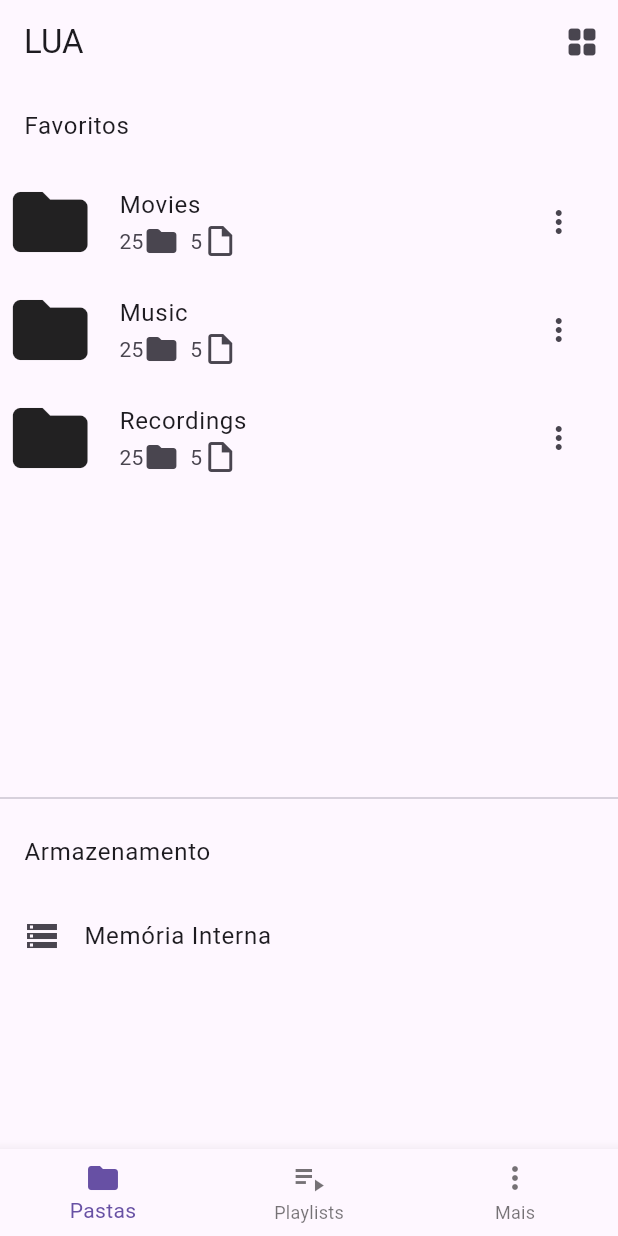
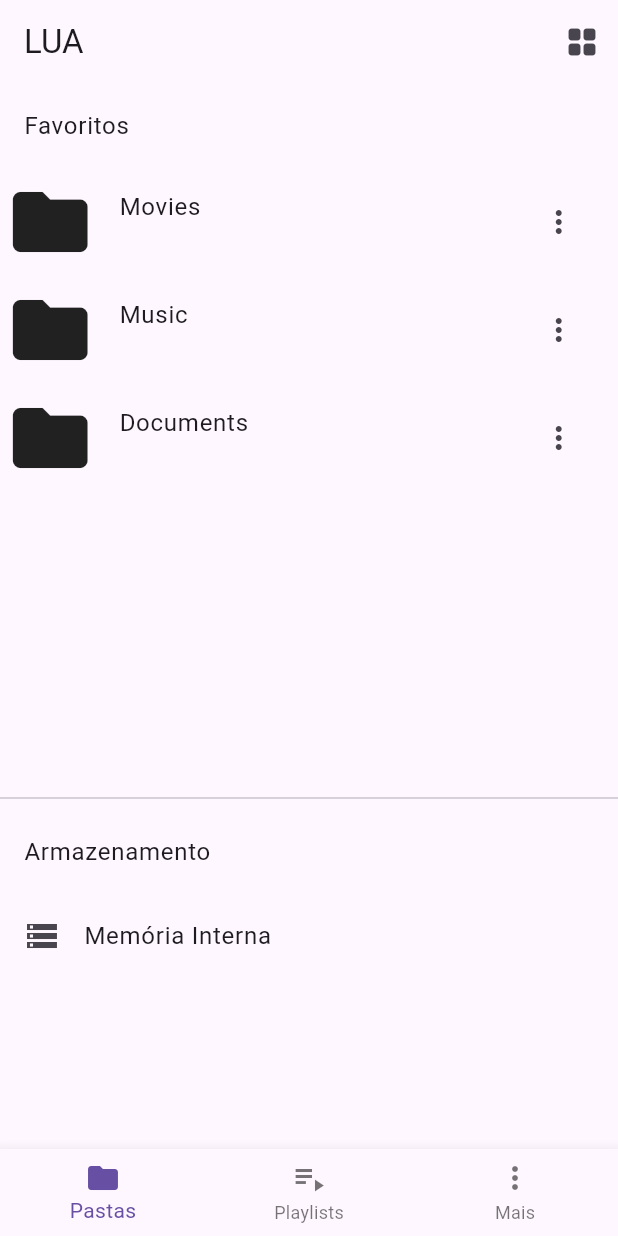
Before and after one commit to UildsonSantos/Lua, a Flutter app: the screen it shows after launch, after a tap on the "list" icon, on a phone screen of 412 x 824 dp. Run offline on Flutter 3.47's test engine with Material 3 defaults, Android fonts, the phone set to English and light mode, and no system bars; our stand-ins replace dartz, equatable, flutter_bloc, get_it, just_audio, permission_handler and 1 more; missing offline and left inert: flutter_media_metadata; accounts and stored records are empty.

Commit message:
feat: Modify FolderWidget to accept directories dynamically
- Update FolderWidget to accept a Directory object instead of fixed
 parameters
- Add logic to count subdirectories and files within the given directory
- Adjust the UI to reflect dynamic subdirectory and file counts

```diff
--- a/lib/presentation/pages/file_explorer_page.dart
+++ b/lib/presentation/pages/file_explorer_page.dart
@@ -113,11 +113,8 @@ class _FileExplorerPageViewState extends State<FileExplorerPageView> {
                 final fileOrDirectory = state.files[index];
                 if (fileOrDirectory is Directory) {
                   return FolderWidget(
-                    isVerticalView: false,
                     icon: Icons.folder,
-                    title: fileOrDirectory.path.split('/').last,
-                    folderCount: 0, // TODO: Ajustar
-                    fileCount: 0, // TODO: Ajustar
+                    fileOrDirectory: fileOrDirectory,
                   );
                 } else {
                   return ListTile(
--- a/lib/presentation/pages/home_page.dart
+++ b/lib/presentation/pages/home_page.dart
@@ -1,3 +1,5 @@
+import 'dart:io';
+
 import 'package:flutter/material.dart';
 import 'package:lua/presentation/pages/pages.dart';
 import 'package:lua/presentation/widgets/widgets.dart';
@@ -63,23 +65,17 @@ class HomePageState extends State<HomePage> {
                 FolderWidget(
                   isVerticalView: _isVerticalView,
                   icon: Icons.folder,
-                  title: 'Movies',
-                  folderCount: 25,
-                  fileCount: 5,
+                  fileOrDirectory: Directory('/storage/emulated/0/Movies'),
                 ),
                 FolderWidget(
                   isVerticalView: _isVerticalView,
                   icon: Icons.folder,
-                  title: 'Music',
-                  folderCount: 25,
-                  fileCount: 5,
+                  fileOrDirectory: Directory('/storage/emulated/0/Music'),
                 ),
                 FolderWidget(
                   isVerticalView: _isVerticalView,
                   icon: Icons.folder,
-                  title: 'Recordings',
-                  folderCount: 25,
-                  fileCount: 5,
+                  fileOrDirectory: Directory('/storage/emulated/0/Documents'),
                 ),
               ],
             ),
--- a/lib/presentation/widgets/folder_widget.dart
+++ b/lib/presentation/widgets/folder_widget.dart
@@ -1,32 +1,47 @@
+import 'dart:io';
+
 import 'package:flutter/material.dart';
 
 class FolderWidget extends StatelessWidget {
-  final bool isVerticalView;
+  final bool? isVerticalView;
   final IconData icon;
-  final String title;
-  final int folderCount;
-  final int fileCount;
+  final Directory fileOrDirectory;
 
   const FolderWidget({
     super.key,
-    required this.isVerticalView,
+    this.isVerticalView = false,
     required this.icon,
-    required this.title,
-    required this.folderCount,
-    required this.fileCount,
+    required this.fileOrDirectory,
   });
+
+  void counterFileOrDirectory(
+      int folderCount, int fileCount, Directory fileOrDirectory) async {
+    await for (FileSystemEntity entity in fileOrDirectory.list()) {
+      if (entity is Directory) {
+        folderCount++;
+      } else if (entity is File) {
+        fileCount++;
+      }
+    }
+  }
 
   @override
   Widget build(BuildContext context) {
+    int folderCount = 0;
+    int fileCount = 0;
+    String title = fileOrDirectory.path.split('/').last;
+
+    counterFileOrDirectory(folderCount, fileCount, fileOrDirectory);
+
     return Padding(
       padding: const EdgeInsets.symmetric(horizontal: 3.5),
       child: Container(
         decoration: BoxDecoration(
           borderRadius: const BorderRadius.all(Radius.circular(5)),
-          border: isVerticalView ? Border.all(color: Colors.grey) : null,
+          border: isVerticalView! ? Border.all(color: Colors.grey) : null,
         ),
         width: 200.0,
-        child: isVerticalView
+        child: isVerticalView!
             ? Column(
                 crossAxisAlignment: CrossAxisAlignment.center,
                 children: [
@@ -38,11 +53,15 @@ class FolderWidget extends StatelessWidget {
                     title: Text(title),
                     subtitle: Row(
                       children: [
-                        Text('$folderCount'),
-                        const Icon(Icons.folder_rounded),
+                        folderCount > 0 ? Text('$folderCount') : const Spacer(),
+                        folderCount > 0
+                            ? const Icon(Icons.folder_rounded)
+                            : const Spacer(),
                         const SizedBox(width: 7),
-                        Text('$fileCount'),
-                        const Icon(Icons.insert_drive_file_outlined),
+                        fileCount > 0 ? Text('$fileCount') : const Spacer(),
+                        fileCount > 0
+                            ? const Icon(Icons.insert_drive_file_outlined)
+                            : const Spacer(),
                       ],
                     ),
                     trailing: const Icon(Icons.more_vert),
@@ -59,11 +78,17 @@ class FolderWidget extends StatelessWidget {
                       title: Text(title),
                       subtitle: Row(
                         children: [
-                          Text('$folderCount'),
-                          const Icon(Icons.folder_rounded),
+                          folderCount > 0
+                              ? Text('$folderCount')
+                              : const Spacer(),
+                          folderCount > 0
+                              ? const Icon(Icons.folder_rounded)
+                              : const Spacer(),
                           const SizedBox(width: 7),
-                          Text('$fileCount'),
-                          const Icon(Icons.insert_drive_file_outlined),
+                          fileCount > 0 ? Text('$fileCount') : const Spacer(),
+                          fileCount > 0
+                              ? const Icon(Icons.insert_drive_file_outlined)
+                              : const Spacer(),
                         ],
                       ),
                       trailing: const Icon(Icons.more_vert),
```
